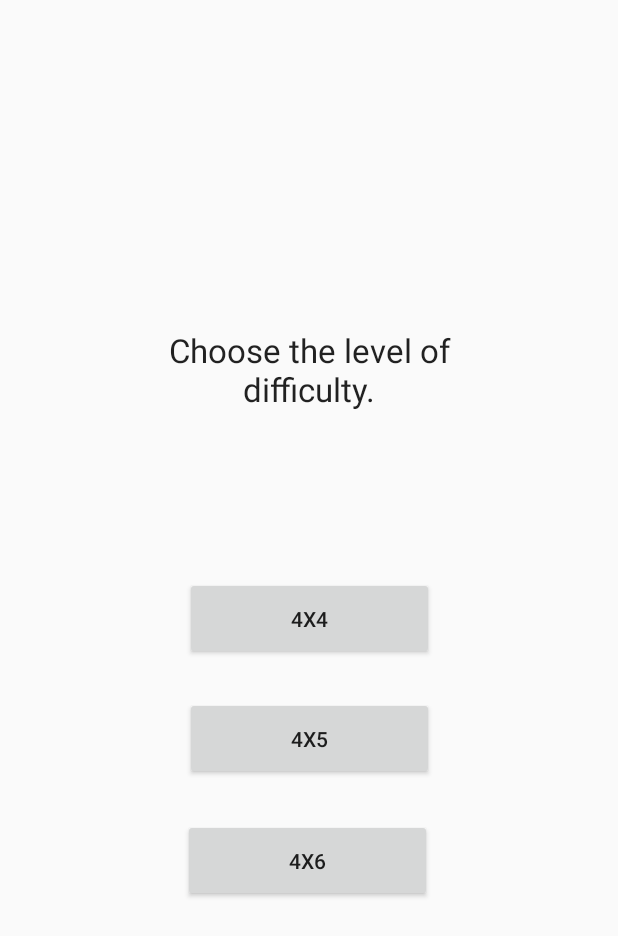
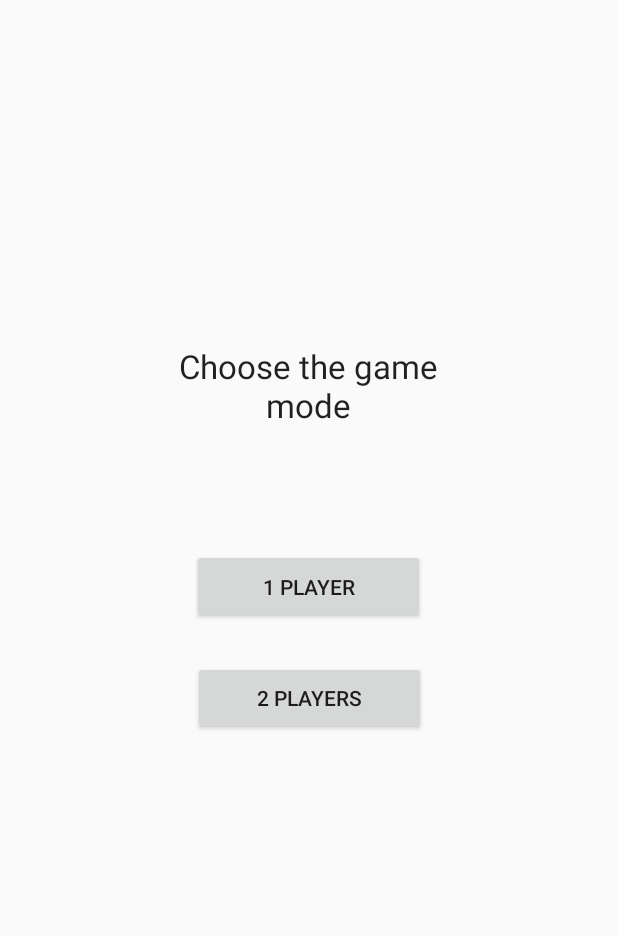
Before and after one commit to PawlakPiotr/MemoryGame, an Android app: the screen it shows after launch (LevelsActivity before the commit, ModeActivity after it), after a tap on "PLAY", on a phone screen of 412 x 824 dp. Shown: the top 936 px of the screen. Run offline under Robolectric (Android 15) with nearby library versions, the light colour scheme and no system bars.

Commit message:
game mode, change in levels and game activity, minor fixes

```diff
--- a/app/src/main/AndroidManifest.xml
+++ b/app/src/main/AndroidManifest.xml
@@ -9,7 +9,8 @@
         android:roundIcon="@mipmap/ic_launcher_round"
         android:supportsRtl="true"
         android:theme="@style/AppTheme">
-        <activity android:name=".GameActivity"></activity>
+        <activity android:name=".ModeActivity"></activity>
+        <activity android:name=".GameActivity" />
         <activity android:name=".LevelsActivity" />
         <activity android:name=".StartActivity">
             <intent-filter>
--- a/app/src/main/java/com/example/piotrpawlak/memorygame/LevelsActivity.java
+++ b/app/src/main/java/com/example/piotrpawlak/memorygame/LevelsActivity.java
@@ -8,6 +8,7 @@ import android.widget.Button;
 
 public class LevelsActivity extends AppCompatActivity implements View.OnClickListener {
 
+    private String mode;
     private final String intent_extra_level = "level";
     Button btn_4x4, btn_4x5, btn_4x6;
     String[] values = {"16", "20", "24"};
@@ -16,6 +17,8 @@ public class LevelsActivity extends AppCompatActivity implements View.OnClickLis
     protected void onCreate(Bundle savedInstanceState) {
         super.onCreate(savedInstanceState);
         setContentView(R.layout.activity_levels);
+
+        mode = getIntent().getStringExtra("mode");
 
         setComponents();
     }
@@ -30,6 +33,7 @@ public class LevelsActivity extends AppCompatActivity implements View.OnClickLis
 
     private void startGame(Intent intent, String value) {
         intent.putExtra(intent_extra_level, value);
+        intent.putExtra("mode", mode);
         startActivity(intent);
     }
 
--- /dev/null
+++ b/app/src/main/java/com/example/piotrpawlak/memorygame/ModeActivity.java
@@ -0,0 +1,49 @@
+package com.example.piotrpawlak.memorygame;
+
+import android.content.Intent;
+import android.support.v7.app.AppCompatActivity;
+import android.os.Bundle;
+import android.view.View;
+import android.widget.Button;
+
+public class ModeActivity extends AppCompatActivity implements View.OnClickListener {
+
+    Button btn_onePlayer, btn_twoPlayers;
+    String mode;
+
+    @Override
+    protected void onCreate(Bundle savedInstanceState) {
+        super.onCreate(savedInstanceState);
+        setContentView(R.layout.activity_mode);
+
+        setComponents();
+    }
+
+    private void setComponents() {
+        btn_onePlayer = findViewById(R.id.btn_1p);
+        btn_twoPlayers = findViewById(R.id.btn_2p);
+
+        btn_onePlayer.setOnClickListener(this);
+        btn_twoPlayers.setOnClickListener(this);
+    }
+
+    @Override
+    public void onClick(View v) {
+        switch (v.getId()){
+            case R.id.btn_1p:
+                openLevels("1");
+                break;
+            case R.id.btn_2p:
+                openLevels("2");
+                break;
+            default:
+                break;
+        }
+    }
+
+    private void openLevels(String mode) {
+        Intent levels = new Intent(this, LevelsActivity.class);
+        levels.putExtra("mode", mode);
+        startActivity(levels);
+    }
+}
--- a/app/src/main/java/com/example/piotrpawlak/memorygame/StartActivity.java
+++ b/app/src/main/java/com/example/piotrpawlak/memorygame/StartActivity.java
@@ -16,10 +16,10 @@ public class StartActivity extends AppCompatActivity {
         super.onCreate(savedInstanceState);
         setContentView(R.layout.activity_start);
 
-        final Intent levels_activity = new Intent(this, LevelsActivity.class);
+        final Intent mode_activity = new Intent(this, ModeActivity.class);
 
         setComponents();
-        levels(levels_activity);
+        mode(mode_activity);
         exit();
     }
 
@@ -28,7 +28,7 @@ public class StartActivity extends AppCompatActivity {
         btn_play = findViewById(R.id.btn_play);
     }
 
-    private void levels(final Intent intent) {
+    private void mode(final Intent intent) {
         btn_play.setOnClickListener(new View.OnClickListener() {
             @Override
             public void onClick(View v) {
--- /dev/null
+++ b/app/src/main/res/layout/activity_mode.xml
@@ -0,0 +1,63 @@
+<?xml version="1.0" encoding="utf-8"?>
+<android.support.constraint.ConstraintLayout xmlns:android="http://schemas.android.com/apk/res/android"
+    xmlns:app="http://schemas.android.com/apk/res-auto"
+    xmlns:tools="http://schemas.android.com/tools"
+    android:layout_width="match_parent"
+    android:layout_height="match_parent"
+    tools:context=".ModeActivity">
+
+    <TextView
+        android:id="@+id/textView2"
+        android:layout_width="208dp"
+        android:layout_height="85dp"
+        android:layout_marginStart="8dp"
+        android:layout_marginLeft="8dp"
+        android:layout_marginTop="8dp"
+        android:layout_marginEnd="8dp"
+        android:layout_marginRight="8dp"
+        android:layout_marginBottom="8dp"
+        android:text="Choose the game mode"
+        android:textAlignment="center"
+        android:textAppearance="@android:style/TextAppearance.DeviceDefault.Large"
+        app:layout_constraintBottom_toBottomOf="parent"
+        app:layout_constraintEnd_toEndOf="parent"
+        app:layout_constraintHorizontal_bias="0.497"
+        app:layout_constraintStart_toStartOf="parent"
+        app:layout_constraintTop_toTopOf="parent"
+        app:layout_constraintVertical_bias="0.306" />
+
+    <Button
+        android:id="@+id/btn_1p"
+        android:layout_width="155dp"
+        android:layout_height="50dp"
+        android:layout_marginStart="8dp"
+        android:layout_marginLeft="8dp"
+        android:layout_marginTop="8dp"
+        android:layout_marginEnd="8dp"
+        android:layout_marginRight="8dp"
+        android:layout_marginBottom="8dp"
+        android:text="1 PLAYER"
+        app:layout_constraintBottom_toBottomOf="parent"
+        app:layout_constraintEnd_toEndOf="parent"
+        app:layout_constraintHorizontal_bias="0.498"
+        app:layout_constraintStart_toStartOf="parent"
+        app:layout_constraintTop_toBottomOf="@+id/textView2"
+        app:layout_constraintVertical_bias="0.098" />
+
+    <Button
+        android:id="@+id/btn_2p"
+        android:layout_width="155dp"
+        android:layout_height="49dp"
+        android:layout_marginStart="8dp"
+        android:layout_marginLeft="8dp"
+        android:layout_marginTop="8dp"
+        android:layout_marginEnd="8dp"
+        android:layout_marginRight="8dp"
+        android:layout_marginBottom="8dp"
+        android:text="2 PLAYERS"
+        app:layout_constraintBottom_toBottomOf="parent"
+        app:layout_constraintEnd_toEndOf="parent"
+        app:layout_constraintStart_toStartOf="parent"
+        app:layout_constraintTop_toBottomOf="@+id/btn_1p"
+        app:layout_constraintVertical_bias="0.049" />
+</android.support.constraint.ConstraintLayout>
```
Also changed, not shown: app/src/main/java/com/example/piotrpawlak/memorygame/GameActivity.java (+22 -6 lines).
